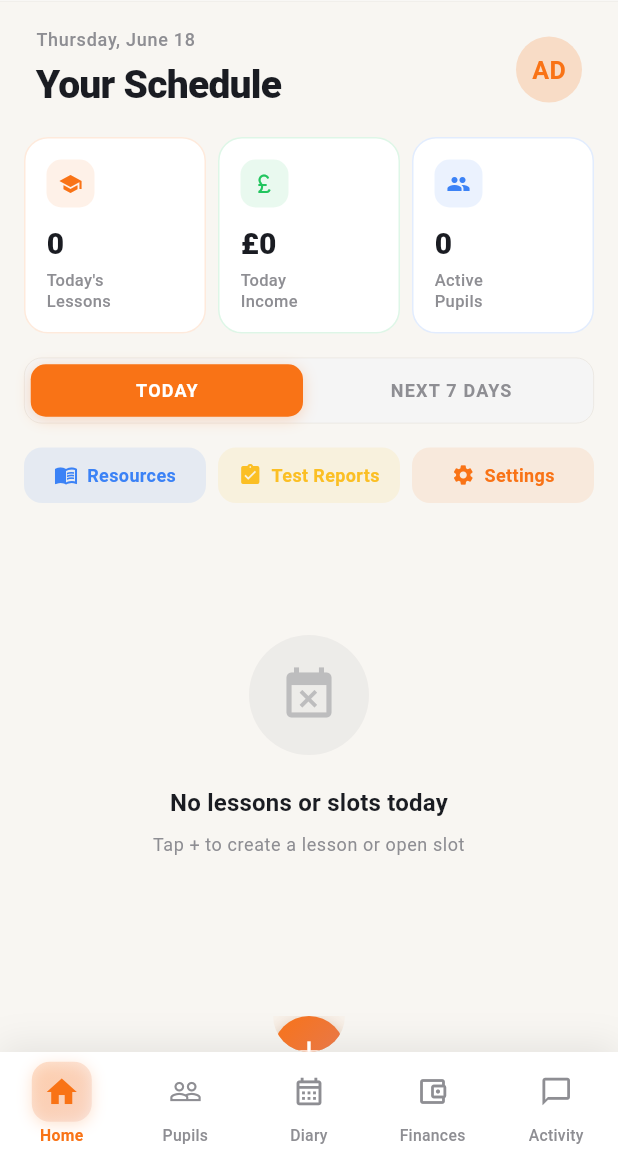
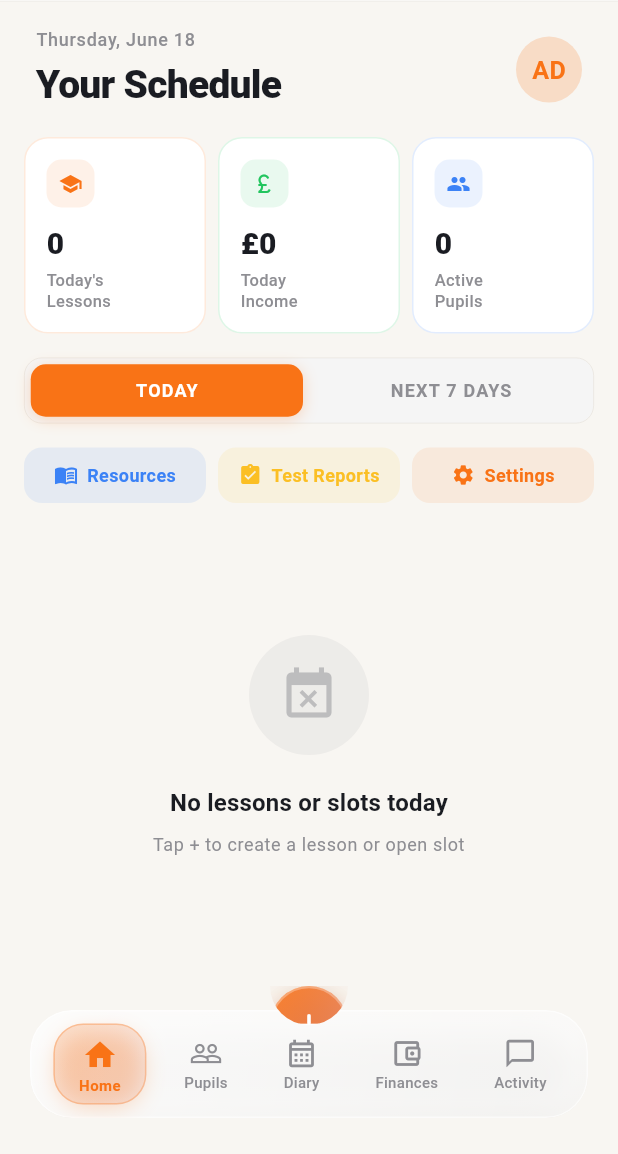
Before and after one commit to Naim-006/lesson-tracker-pro-app, a Flutter app: the AppShell screen opened directly, on a phone screen of 412 x 824 dp, the part 82-1236 px from its top. Run offline on Flutter 3.47's test engine with Material 3 defaults, Android fonts, the light colour scheme and no system bars; our stand-ins replace flutter_riverpod, flutter_secure_storage, google_fonts, image_picker, local_auth, share_plus and 2 more; accounts and stored records are empty.

Commit message:
Redesign bottom tray with glassmorphism effect - frosted glass blur, transparency, floating pill nav, enhanced FAB

```diff
--- a/lib/features/shell/app_shell.dart
+++ b/lib/features/shell/app_shell.dart
@@ -1,4 +1,5 @@
 
+import 'dart:ui';
 import 'package:flutter/material.dart';
 import 'package:flutter_riverpod/flutter_riverpod.dart';
 import 'package:supabase_flutter/supabase_flutter.dart';
@@ -233,23 +234,29 @@ class _AppShellState extends ConsumerState<AppShell> {
       ),
       floatingActionButton: ClipPath(
         clipper: _HalfCircleClipper(),
+        child: BackdropFilter(
+          filter: ImageFilter.blur(sigmaX: 12, sigmaY: 12),
           child: Container(
             decoration: BoxDecoration(
-            gradient: const LinearGradient(
+              gradient: LinearGradient(
                 begin: Alignment.topLeft,
                 end: Alignment.bottomRight,
-              colors: [AppColors.sunsetBright, AppColors.sunset],
+                colors: [
+                  AppColors.sunsetBright.withValues(alpha: 0.9),
+                  AppColors.sunset.withValues(alpha: 0.85),
+                ],
               ),
               shape: BoxShape.circle,
               boxShadow: [
                 BoxShadow(
-                color: AppColors.sunsetBright.withValues(alpha: 0.4),
-                blurRadius: 20,
+                  color: AppColors.sunsetBright.withValues(alpha: 0.5),
+                  blurRadius: 24,
                   offset: const Offset(0, 8),
+                  spreadRadius: -4,
                 ),
                 BoxShadow(
-                color: Colors.black.withValues(alpha: 0.15),
-                blurRadius: 8,
+                  color: Colors.black.withValues(alpha: 0.1),
+                  blurRadius: 12,
                   offset: const Offset(0, 4),
                 ),
               ],
@@ -259,46 +266,88 @@ class _AppShellState extends ConsumerState<AppShell> {
               child: InkWell(
                 onTap: () => _showQuickActions(context),
                 customBorder: const CircleBorder(),
-              child: const SizedBox(
-                width: 48,
-                height: 48,
-                child: Icon(Icons.add, size: 24, color: Colors.white),
+                child: Container(
+                  width: 52,
+                  height: 52,
+                  decoration: BoxDecoration(
+                    shape: BoxShape.circle,
+                    border: Border.all(
+                      color: Colors.white.withValues(alpha: 0.3),
+                      width: 1.5,
+                    ),
+                  ),
+                  child: const Icon(
+                    Icons.add_rounded,
+                    size: 26,
+                    color: Colors.white,
+                    weight: 2.0,
+                  ),
+                ),
               ),
             ),
           ),
         ),
       ),
       floatingActionButtonLocation: const _HalfCircleFabLocation(),
-      bottomNavigationBar: Container(
+      bottomNavigationBar: Padding(
+        padding: const EdgeInsets.fromLTRB(20, 0, 20, 24),
+        child: ClipRRect(
+          borderRadius: BorderRadius.circular(28),
+          child: BackdropFilter(
+            filter: ImageFilter.blur(sigmaX: 20, sigmaY: 20),
+            child: Container(
+              height: 72,
               decoration: BoxDecoration(
-          color: isDark ? AppColors.darkCard : Colors.white,
+                gradient: LinearGradient(
+                  begin: Alignment.topLeft,
+                  end: Alignment.bottomRight,
+                  colors: [
+                    isDark
+                        ? Colors.white.withValues(alpha: 0.12)
+                        : Colors.white.withValues(alpha: 0.75),
+                    isDark
+                        ? Colors.white.withValues(alpha: 0.06)
+                        : Colors.white.withValues(alpha: 0.45),
+                  ],
+                ),
+                borderRadius: BorderRadius.circular(28),
+                border: Border.all(
+                  color: isDark
+                      ? Colors.white.withValues(alpha: 0.15)
+                      : Colors.white.withValues(alpha: 0.6),
+                  width: 1.0,
+                ),
                 boxShadow: [
                   BoxShadow(
-              color: Colors.black.withValues(alpha: 0.08),
-              blurRadius: 20,
-              offset: const Offset(0, -4),
+                    color: Colors.black.withValues(alpha: isDark ? 0.3 : 0.12),
+                    blurRadius: 24,
+                    offset: const Offset(0, 8),
+                    spreadRadius: -4,
+                  ),
+                  BoxShadow(
+                    color: Colors.white.withValues(alpha: isDark ? 0.05 : 0.4),
+                    blurRadius: 8,
+                    offset: const Offset(0, -2),
+                    spreadRadius: -2,
                   ),
                 ],
               ),
-        child: BottomAppBar(
-          color: Colors.transparent,
-          elevation: 0,
-          surfaceTintColor: Colors.transparent,
-          height: 68,
-          padding: EdgeInsets.zero,
-          child: LayoutBuilder(
-            builder: (context, constraints) => Row(
+              child: Padding(
+                padding: const EdgeInsets.symmetric(horizontal: 8, vertical: 8),
+                child: Row(
+                  mainAxisAlignment: MainAxisAlignment.spaceAround,
                   children: [
                     for (var i = 0; i < _tabs.length; i++)
-                  _NavItem(
+                      _GlassNavItem(
                         selected: tab == i,
                         icon: _tabs[i].icon,
                         activeIcon: _tabs[i].active,
                         label: _tabs[i].label,
                         onTap: () => ref.read(currentTabProvider.notifier).state = i,
-                    itemWidth: constraints.maxWidth / _tabs.length,
                       ),
                   ],
+                ),
+              ),
             ),
           ),
         ),
@@ -340,11 +389,11 @@ class _HalfCircleFabLocation extends FloatingActionButtonLocation {
 
   @override
   Offset getOffset(ScaffoldPrelayoutGeometry scaffoldGeometry) {
-    final double fabX = (scaffoldGeometry.scaffoldSize.width - 48) / 2;
+    final double fabX = (scaffoldGeometry.scaffoldSize.width - 52) / 2;
     final double fabY = scaffoldGeometry.scaffoldSize.height
         - scaffoldGeometry.bottomSheetSize.height
-        - 68
-        - 24;
+        - 96
+        - 16;
     return Offset(fabX, fabY);
   }
 
@@ -352,14 +401,13 @@ class _HalfCircleFabLocation extends FloatingActionButtonLocation {
   String toString() => 'HalfCircleFabLocation';
 }
 
-class _NavItem extends StatelessWidget {
-  const _NavItem({
+class _GlassNavItem extends StatelessWidget {
+  const _GlassNavItem({
     required this.selected,
     required this.icon,
     required this.activeIcon,
     required this.label,
     required this.onTap,
-    required this.itemWidth,
   });
 
   final bool selected;
@@ -367,64 +415,81 @@ class _NavItem extends StatelessWidget {
   final IconData activeIcon;
   final String label;
   final VoidCallback onTap;
-  final double itemWidth;
 
   @override
   Widget build(BuildContext context) {
     final isDark = Theme.of(context).brightness == Brightness.dark;
-    return SizedBox(
-      width: itemWidth,
-      child: InkWell(
+    return GestureDetector(
       onTap: onTap,
-        borderRadius: BorderRadius.circular(12),
-        splashFactory: InkRipple.splashFactory,
-        splashColor: AppColors.sunsetBright.withValues(alpha: 0.1),
-        highlightColor: AppColors.sunsetBright.withValues(alpha: 0.05),
-        child: Column(
-          mainAxisAlignment: MainAxisAlignment.center,
-          children: [
-            AnimatedContainer(
-              duration: const Duration(milliseconds: 200),
+      behavior: HitTestBehavior.opaque,
+      child: AnimatedContainer(
+        duration: const Duration(milliseconds: 300),
         curve: Curves.easeOutCubic,
-              width: 40,
-              height: 40,
+        padding: EdgeInsets.symmetric(
+          horizontal: selected ? 16 : 12,
+          vertical: 8,
+        ),
         decoration: BoxDecoration(
           gradient: selected
               ? LinearGradient(
                   begin: Alignment.topLeft,
                   end: Alignment.bottomRight,
-                        colors: [AppColors.sunsetBright.withValues(alpha: 0.2), AppColors.sunset.withValues(alpha: 0.15)],
+                  colors: [
+                    AppColors.sunsetBright.withValues(alpha: isDark ? 0.25 : 0.2),
+                    AppColors.sunset.withValues(alpha: isDark ? 0.2 : 0.15),
+                  ],
                 )
               : null,
-                color: selected ? null : Colors.transparent,
-                borderRadius: BorderRadius.circular(12),
+          borderRadius: BorderRadius.circular(20),
+          border: selected
+              ? Border.all(
+                  color: AppColors.sunsetBright.withValues(alpha: 0.3),
+                  width: 1.0,
+                )
+              : null,
           boxShadow: selected
               ? [
                   BoxShadow(
-                          color: AppColors.sunsetBright.withValues(alpha: 0.2),
-                          blurRadius: 8,
-                          offset: const Offset(0, 2),
+                    color: AppColors.sunsetBright.withValues(alpha: 0.25),
+                    blurRadius: 12,
+                    offset: const Offset(0, 4),
+                    spreadRadius: -2,
                   ),
                 ]
               : null,
         ),
+        child: Column(
+          mainAxisSize: MainAxisSize.min,
+          mainAxisAlignment: MainAxisAlignment.center,
+          children: [
+            AnimatedSwitcher(
+              duration: const Duration(milliseconds: 200),
+              transitionBuilder: (child, animation) => ScaleTransition(
+                scale: animation,
+                child: child,
+              ),
               child: Icon(
                 selected ? activeIcon : icon,
+                key: ValueKey(selected),
                 size: selected ? 24 : 22,
-                color: selected ? AppColors.sunsetBright : (isDark ? AppColors.darkMuted : AppColors.lightMuted),
+                color: selected
+                    ? AppColors.sunsetBright
+                    : (isDark ? AppColors.darkMuted : AppColors.lightMuted),
               ),
             ),
             const SizedBox(height: 4),
-            Text(
-              label,
-              textAlign: TextAlign.center,
+            AnimatedDefaultTextStyle(
+              duration: const Duration(milliseconds: 200),
               style: TextStyle(
-                fontSize: 10.5,
-                fontWeight: selected ? FontWeight.w600 : FontWeight.w500,
-                color: selected ? AppColors.sunsetBright : (isDark ? AppColors.darkMuted : AppColors.lightMuted),
+                fontSize: 10,
+                fontWeight: selected ? FontWeight.w700 : FontWeight.w500,
+                color: selected
+                    ? AppColors.sunsetBright
+                    : (isDark ? AppColors.darkMuted : AppColors.lightMuted),
                 height: 1.0,
-                letterSpacing: 0.2,
+                letterSpacing: selected ? 0.3 : 0.2,
               ),
+              child: Text(label),
             ),
           ],
         ),
```
Lines whose indentation alone changed are shown as unchanged.
